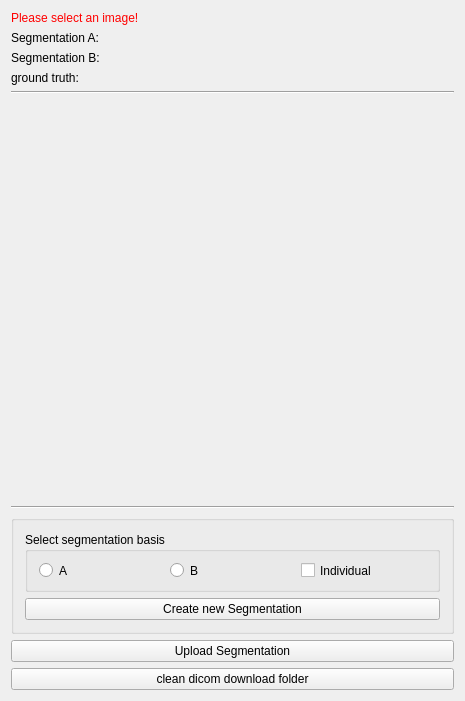
The window that Plugins/org.mitk.gui.qt.segmentation.rework/src/internal/SegmentationReworkViewControls.ui (MITK/MITK) describes before a commit, drawn with Qt 5.
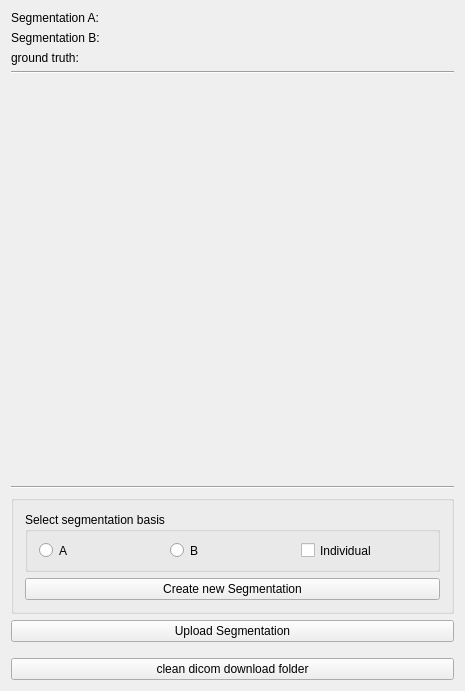
The same window after the commit. Custom widgets are drawn as their Qt base class.

```diff
--- a/Plugins/org.mitk.gui.qt.segmentation.rework/src/internal/SegmentationReworkViewControls.ui
+++ b/Plugins/org.mitk.gui.qt.segmentation.rework/src/internal/SegmentationReworkViewControls.ui
@@ -7,7 +7,7 @@
     <x>0</x>
     <y>0</y>
     <width>465</width>
-    <height>673</height>
+    <height>691</height>
    </rect>
   </property>
   <property name="minimumSize">
@@ -20,19 +20,6 @@
    <string>QmitkTemplate</string>
   </property>
   <layout class="QVBoxLayout" name="verticalLayout">
-   <item>
-    <widget class="QLabel" name="labelWarning">
-     <property name="enabled">
-      <bool>true</bool>
-     </property>
-     <property name="styleSheet">
-      <string notr="true">QLabel { color: rgb(255, 0, 0) }</string>
-     </property>
-     <property name="text">
-      <string>Please select an image!</string>
-     </property>
-    </widget>
-   </item>
    <item>
     <widget class="QLabel" name="labelSegA">
      <property name="text">
```
